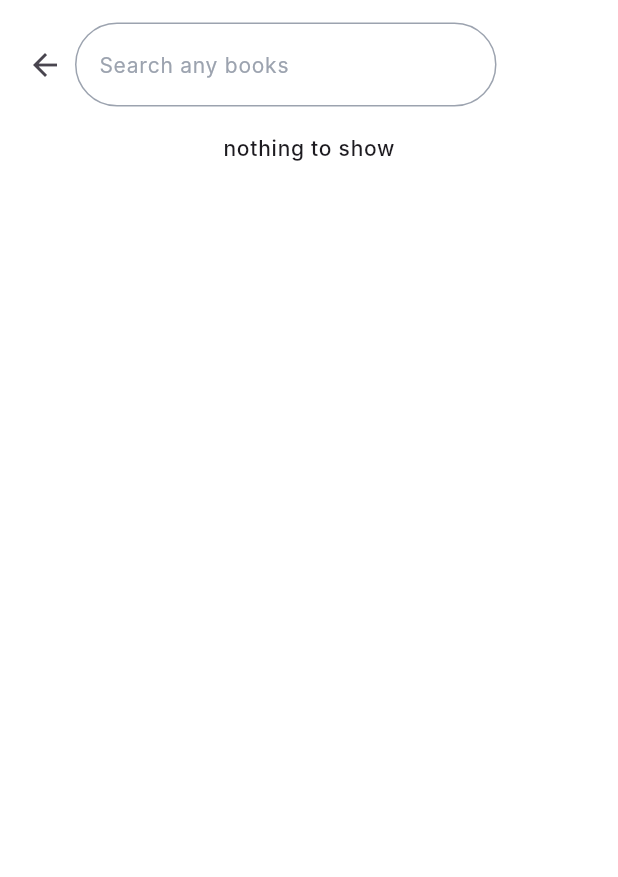
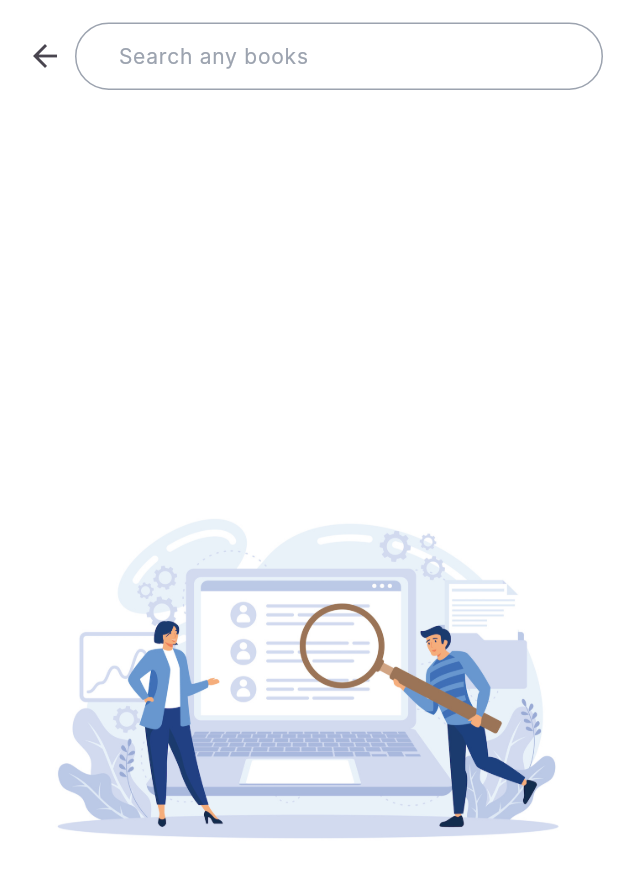
Before and after one commit to ctangerine/eBook-Searching, a Flutter app: the HomeScreen screen opened by its route, after a tap on "Search any books", on a phone screen of 412 x 824 dp. Shown: the top 877 px of the screen. Run offline on Flutter 3.47's test engine with Material 3 defaults, Android fonts, the phone set to English and light mode, and no system bars; our stand-ins replace carousel_slider, dartz, dio, equatable, flashy_tab_bar2, flutter_bloc and 6 more; accounts and stored records are empty; generated files the repository leaves out were written again; network calls fail; Roboto replaces fonts that are missing (Inter).

Commit message:
fix some ui

```diff
--- a/ebook_searching/lib/data/repositories_implement/book_repo_implement.dart
+++ b/ebook_searching/lib/data/repositories_implement/book_repo_implement.dart
@@ -42,7 +42,7 @@ class BookRepositoryImpl extends BooksRepository {
     } on CancelTokenException catch (e) {
       return Left(CancelTokenFailure(e.message, e.statusCode));
     } catch (e) {
-      return Left(ServerFailure('Currently can\'t load any books: $e', 0));
+      return Left(ServerFailure('Currently can\'t load any books, retry later', 0));
     }
   }
 
--- a/ebook_searching/lib/presentation/screens/book_detail_screen.dart
+++ b/ebook_searching/lib/presentation/screens/book_detail_screen.dart
@@ -89,7 +89,7 @@ class BookDetailScreen extends StatelessWidget {
                   children: [
                     const Icon(Icons.book, color: AppColors.textPrimary),
                     Text(
-                      bookDetail?.categories?.join(', ') ?? 'No information',
+                      bookDetail?.genres?.join(', ') ?? 'No information',
                       style: AppTextStyles.body2Semibold.copyWith(color: AppColors.textPrimary),
                     )
                   ],
@@ -97,7 +97,7 @@ class BookDetailScreen extends StatelessWidget {
               ),
               const SizedBox(height: 20),
               Text(
-                '${bookDetail?.authors?.first.name ?? 'No information'} id: ${bookDetail?.id ?? 'No information'}',
+                bookDetail?.title ?? 'No information',
                 style: AppTextStyles.title1Semibold,
               )
             ],
--- a/ebook_searching/lib/presentation/screens/home_screen.dart
+++ b/ebook_searching/lib/presentation/screens/home_screen.dart
@@ -22,6 +22,7 @@ import 'package:flashy_tab_bar2/flashy_tab_bar2.dart';
 import 'package:flutter_bloc/flutter_bloc.dart';
 import 'package:flutter_image_slideshow/flutter_image_slideshow.dart';
 import 'package:flutter/material.dart';
+import 'package:iconsax/iconsax.dart';
 
 
 
@@ -41,7 +42,7 @@ class _HomeScreenState extends State<HomeScreen> {
         appBar: _selectedIndex == 0 ? homepageAppBar() : null,
         body: <Widget>[
           homePageScreen(),
-          const LibraryScreen(),
+          //const LibraryScreen(),
           const ProfileScreen(),
           const SearchResultScreen(),
         ][_selectedIndex],
@@ -55,7 +56,7 @@ class _HomeScreenState extends State<HomeScreen> {
       leading: const BookTudIcon(),
       actions: [
         IconButton(
-          icon: const Icon(Icons.notifications_none_outlined),
+          icon: const Icon(Iconsax.notification_bing),
           onPressed: () {
           },
         ),
@@ -81,7 +82,7 @@ class _HomeScreenState extends State<HomeScreen> {
                   _buildCarousel(),
                   const SizedBox(height: 20),
                   _buildSearchBar(),
-                  _buildBookByGenreTab(),
+                  //_buildBookByGenreTab(),
                   _buildBookSlider(),
                 ],
               ),
@@ -146,17 +147,17 @@ class _HomeScreenState extends State<HomeScreen> {
       padding: const EdgeInsets.fromLTRB(20, 10, 20, 10),
       child: Column(
         children: [
-          Row(
+          const Row(
             children: [
-              const Text('Explore by genre', style: AppTextStyles.title1Semibold),
-              const Spacer(),
-              TextButton(
-                onPressed: () {},
-                style: lightTheme.textButtonTheme.style?.copyWith(
-                  foregroundColor: WidgetStateProperty.all(AppColors.textSecondary),
-                ),
-                child: const Text('View all', style: AppTextStyles.body3Semibold),
-              ),
+              Text('Explore by genre', style: AppTextStyles.title1Semibold),
+              Spacer(),
+              // TextButton(
+              //   onPressed: () {},
+              //   style: lightTheme.textButtonTheme.style?.copyWith(
+              //     foregroundColor: WidgetStateProperty.all(AppColors.textSecondary),
+              //   ),
+              //   child: const Text('View all', style: AppTextStyles.body3Semibold),
+              // ),
             ],
           ),
           const SizedBox(height: 10),
@@ -206,17 +207,17 @@ class _HomeScreenState extends State<HomeScreen> {
       padding: const EdgeInsets.fromLTRB(20, 10, 20, 10),
       child: Column(
         children: [
-          Row(
+          const Row(
             children: [
-              const Text('Class XI books just for you!', style: AppTextStyles.title1Semibold),
-              const Spacer(),
-              TextButton(
-                onPressed: () {},
-                style: lightTheme.textButtonTheme.style?.copyWith(
-                  foregroundColor: WidgetStateProperty.all(AppColors.textSecondary),
-                ),
-                child: const Text('View all', style: AppTextStyles.body3Semibold),
-              ),
+              Text('Class XI books just for you!', style: AppTextStyles.title1Semibold),
+              Spacer(),
+              // TextButton(
+              //   onPressed: () {},
+              //   style: lightTheme.textButtonTheme.style?.copyWith(
+              //     foregroundColor: WidgetStateProperty.all(AppColors.textSecondary),
+              //   ),
+              //   child: const Text('View all', style: AppTextStyles.body3Semibold),
+              // ),
             ],
           ),
           const SizedBox(height: 10),
@@ -243,7 +244,8 @@ class _HomeScreenState extends State<HomeScreen> {
               } else if (state is SearchBookSuccess) {
                 return _buildBookList(state.response.data);
               } else if (state is SearchBookFailure) {
-                return Center(child: Text('Error: ${state.error}'));
+                //return Center(child: Text('Error: ${state.error}'));
+                return _buildErrorState();
               } else if (state is BookDetailFailure) {
                 return const Center(child: Text('Error: Failed to get book detail'));
               }
@@ -256,6 +258,21 @@ class _HomeScreenState extends State<HomeScreen> {
             },
           ),
         ],
+      ),
+    );
+  }
+
+  Widget _buildErrorState() {
+    return Container(
+      child: Center(
+        child: Column(
+          mainAxisAlignment: MainAxisAlignment.center,
+          children: [
+            const SizedBox(height: 30),
+            Image.asset(findingImage),
+            const Text('Oops! Something went wrong!', style: AppTextStyles.body2Medium),
+          ],
+        ),
       ),
     );
   }
@@ -308,9 +325,9 @@ class _HomeScreenState extends State<HomeScreen> {
         });
       },
       items: [
-        FlashyTabBarItem(icon: const Icon(Icons.home, size: 20, color: Color.fromARGB(255, 48, 60, 80)), title: Text('Home', style: AppTextStyles.body2Semibold.copyWith(color: AppColors.primary))),
-        FlashyTabBarItem(icon: const Icon(Icons.book, size: 20, color: Color.fromARGB(255, 48, 60, 80)), title: Text('Library', style: AppTextStyles.body2Semibold.copyWith(color: AppColors.primary))),
-        FlashyTabBarItem(icon: const Icon(Icons.person, size: 20, color: Color.fromARGB(255, 48, 60, 80)), title: Text('Profile', style: AppTextStyles.body2Semibold.copyWith(color: AppColors.primary))),
+        FlashyTabBarItem(icon: const Icon(Iconsax.book, size: 20, color: Color.fromARGB(255, 48, 60, 80)), title: Text('Home', style: AppTextStyles.body2Semibold.copyWith(color: AppColors.primary))),
+        //FlashyTabBarItem(icon: const Icon(Icons.book, size: 20, color: Color.fromARGB(255, 48, 60, 80)), title: Text('Library', style: AppTextStyles.body2Semibold.copyWith(color: AppColors.primary))),
+        FlashyTabBarItem(icon: const Icon(Iconsax.profile_circle, size: 20, color: Color.fromARGB(255, 48, 60, 80)), title: Text('Profile', style: AppTextStyles.body2Semibold.copyWith(color: AppColors.primary))),
       ],
     );
   }
--- a/ebook_searching/lib/presentation/screens/search_result.dart
+++ b/ebook_searching/lib/presentation/screens/search_result.dart
@@ -6,6 +6,7 @@ import 'package:ebook_searching/presentation/blocs/bloc_book/book_event.dart';
 import 'package:ebook_searching/presentation/blocs/bloc_book/book_state.dart';
 import 'package:ebook_searching/presentation/common_widgets/book_card.dart';
 import 'package:ebook_searching/presentation/screens/book_detail_screen.dart';
+import 'package:ebook_searching/presentation/styles/assets_link.dart';
 import 'package:ebook_searching/presentation/themes/themes.dart';
 import 'package:flutter/material.dart';
 import 'package:flutter_bloc/flutter_bloc.dart';
@@ -76,9 +77,11 @@ class _SearchResultScreenState extends State<SearchResultScreen> {
         ),
         Expanded(
           child: Container(
+            height: 45,
             child: TextField(
               controller: _searchController,
               decoration: const InputDecoration(
+                contentPadding: EdgeInsets.symmetric(horizontal: 25, vertical: 10),
                 hintText: 'Search any books',
                 border: OutlineInputBorder(
                   borderRadius: BorderRadius.all(Radius.circular(100)),
@@ -97,7 +100,6 @@ class _SearchResultScreenState extends State<SearchResultScreen> {
           ),
         ),
         if (_isButtonVisible) _buildSearchButton(),
-        if (!_isButtonVisible) const SizedBox(width: 71, height: 20),
       ],
     );
   }
@@ -142,27 +144,11 @@ class _SearchResultScreenState extends State<SearchResultScreen> {
             ),
           );
         }
-        else if (state is SearchBookFailure) {
-          ScaffoldMessenger.of(context).showSnackBar(
-            SnackBar(
-              content: Text('Search failed with error: ${state.error}'),
-              duration: const Duration(seconds: 2),
-            ),
-          );
-        }
         else if (state is BookDetailFailure) {
           ScaffoldMessenger.of(context).showSnackBar(
             SnackBar(
               content: Text('Get book detail failed with error: ${state.error}'),
               duration: const Duration(seconds: 20),
-            ),
-          );
-        }
-        else {
-          ScaffoldMessenger.of(context).showSnackBar(
-            const SnackBar(
-              content: Text('Search failed with unknown error'),
-              duration: Duration(seconds: 2),
             ),
           );
         }
@@ -173,7 +159,7 @@ class _SearchResultScreenState extends State<SearchResultScreen> {
         }
         if (state is SearchBookSuccess) {
           if (state.response.totalItems == 0) {
-            return _showNoResult();
+            return _buildErrorState('We don\'t find any book with that keyword');
           }
 
           if (_apiResponseListAuthor(state.response)) {
@@ -185,11 +171,22 @@ class _SearchResultScreenState extends State<SearchResultScreen> {
               itemCount: state.response.totalItems!,
               itemBuilder: (context, index) {
                 final book = state.response.data![index];
-                return BookCard(
-                  bookTitle: book.title!,
-                  author: book.authors?[0].name,
-                  bookCover: book.image,
-                  isHorizontal: true,
+                return Container(
+                  padding: const EdgeInsets.all(10),
+                  decoration: BoxDecoration(
+                    color: AppColors.maintheme,
+                    borderRadius: BorderRadius.circular(12),
+                    border: Border.all(
+                      color: AppColors.textSecondary,
+                      width: 1,
+                    ),
+                  ),
+                  child: BookCard(
+                    bookTitle: book.title!,
+                    author: book.authors?[0].name,
+                    bookCover: book.image,
+                    isHorizontal: true,
+                  ),
                 );
               },
               separatorBuilder: (context, index) => const SizedBox(height: 10),
@@ -198,9 +195,9 @@ class _SearchResultScreenState extends State<SearchResultScreen> {
 
         }
         if (state is SearchBookFailure) {
-          return Center(child: Text(state.error));
+          return _buildErrorState('We don\'t find any book with that keyword');
         }
-        return const Text('nothing to show');
+        return _buildErrorState('');
       },
     );
   }
@@ -241,4 +238,17 @@ class _SearchResultScreenState extends State<SearchResultScreen> {
   Widget _buildListAuthor(BookResponseModel response) {
     return const Text('Currently not have UI');
   }
+
+    Widget _buildErrorState(String message) {
+    return Center(
+      child: Column(
+        mainAxisAlignment: MainAxisAlignment.center,
+        children: [
+          const SizedBox(height: 30),
+          Image.asset(findingImage),
+          Text(message, style: AppTextStyles.body2Medium),
+        ],
+      ),
+    );
+  }
 }
--- a/ebook_searching/lib/presentation/screens/signin_screen.dart
+++ b/ebook_searching/lib/presentation/screens/signin_screen.dart
@@ -138,11 +138,6 @@ class SigninScreen extends StatelessWidget {
             SnackBar(content: Text('Login Failed with error: ${state.error}')),
           );
         }
-        else {
-          ScaffoldMessenger.of(context).showSnackBar(
-            const SnackBar(content: Text('Login Failed with unknown error')),
-          );
-        }
       },
       builder: (context, state) {
         if (state is AuthenLoading) {
--- a/ebook_searching/lib/presentation/styles/assets_link.dart
+++ b/ebook_searching/lib/presentation/styles/assets_link.dart
@@ -9,3 +9,4 @@ const String signupSuccess = 'assets/images/signup_success.png';
 const String naturalCover = 'assets/images/natural.png';
 const String searchImage = 'assets/images/search_image.png';
 const String defaultBookCover = 'assets/images/default_book_cover.png';
+const String findingImage = 'assets/images/finding.png';
--- a/ebook_searching/pubspec.yaml
+++ b/ebook_searching/pubspec.yaml
@@ -23,6 +23,7 @@ dependencies:
   get_it: ^7.6.4
   shared_preferences: ^2.2.2
   realm: ^20.0.0
+  iconsax: ^0.0.8
 
 dev_dependencies:
   flutter_test:
```
Also changed, not shown: ebook_searching/lib/presentation/common_widgets/book_card.dart (+6 -6 lines), ebook_searching/assets/images/finding.png (added), ebook_searching/assets/images/finding_2.png (added), ebook_searching/assets/images/natural.png.
